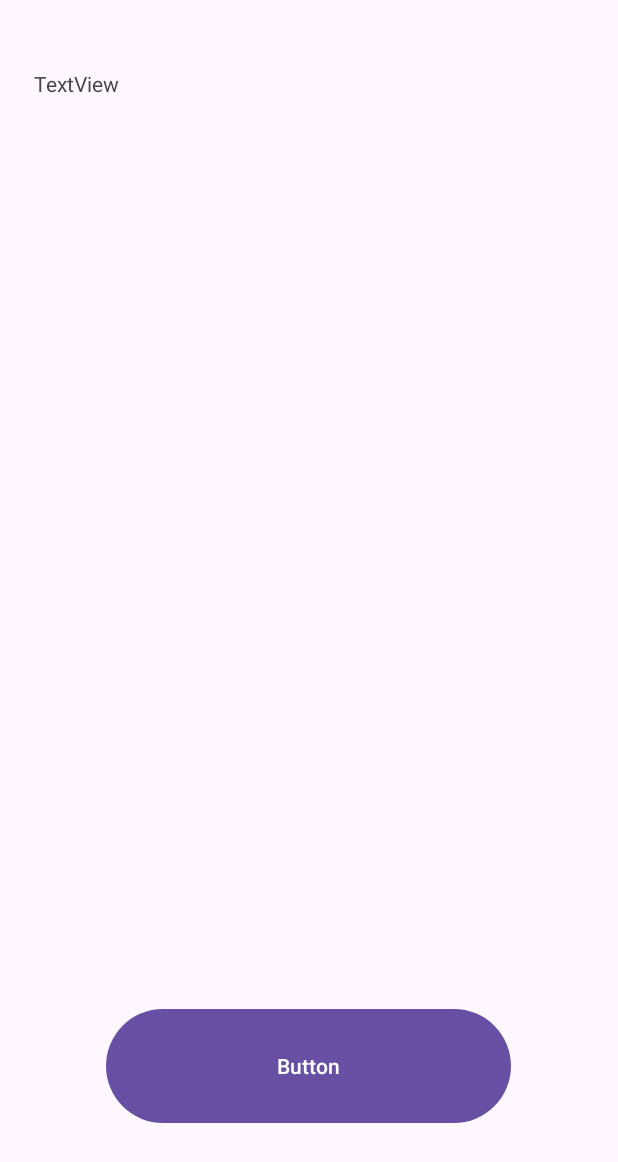
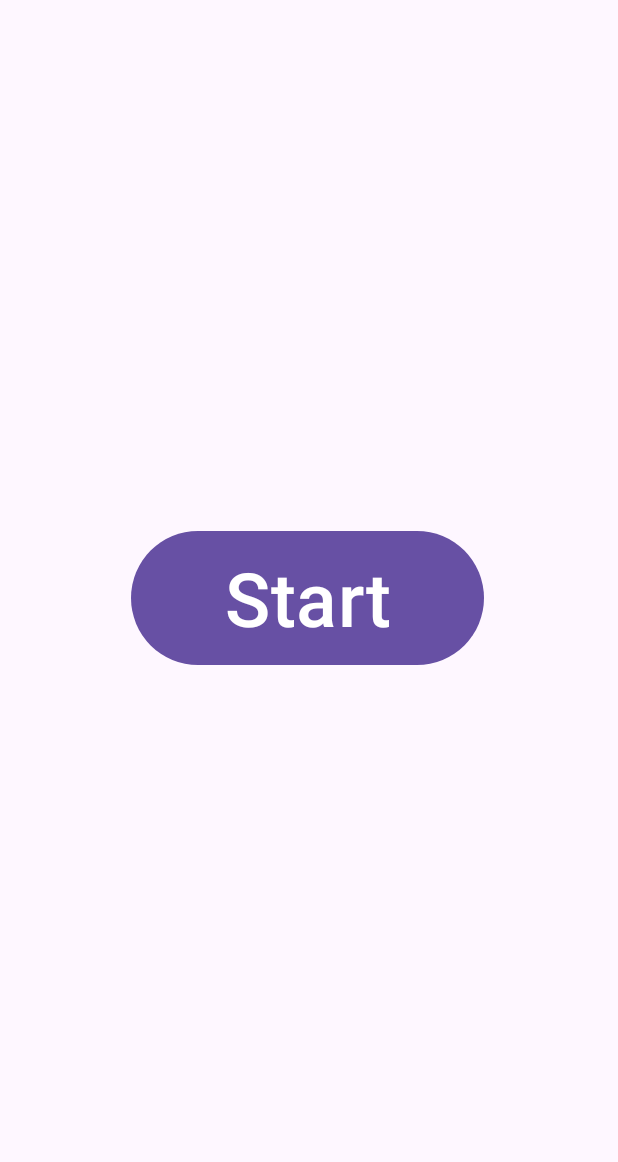
Before and after one commit to SvyteP/TestHitMap, an Android app: the screen it shows after launch (MainActivity), on a phone screen of 412 x 824 dp. Shown: the top 1162 px of the screen. Run offline under Robolectric (Android 15) with nearby library versions, the phone set to English and light mode, and no system bars.

Commit message:
Edit activity_main

```diff
--- a/app/src/main/res/layout/activity_main.xml
+++ b/app/src/main/res/layout/activity_main.xml
@@ -8,26 +8,15 @@
 
     <Button
         android:id="@+id/button"
-        android:layout_width="270dp"
-        android:layout_height="84dp"
-        android:text="Button"
+        android:layout_width="235dp"
+        android:layout_height="97dp"
+        android:text="Start"
+        android:textSize="50dp"
         app:layout_constraintBottom_toBottomOf="parent"
         app:layout_constraintEnd_toEndOf="parent"
         app:layout_constraintHorizontal_bias="0.496"
         app:layout_constraintStart_toStartOf="parent"
         app:layout_constraintTop_toTopOf="parent"
-        app:layout_constraintVertical_bias="0.904" />
-
-    <TextView
-        android:id="@+id/tv"
-        android:layout_width="373dp"
-        android:layout_height="38dp"
-        android:text="TextView"
-        app:layout_constraintBottom_toTopOf="@+id/button"
-        app:layout_constraintEnd_toEndOf="parent"
-        app:layout_constraintHorizontal_bias="0.578"
-        app:layout_constraintStart_toStartOf="parent"
-        app:layout_constraintTop_toTopOf="parent"
-        app:layout_constraintVertical_bias="0.073" />
+        app:layout_constraintVertical_bias="0.482" />
 
 </androidx.constraintlayout.widget.ConstraintLayout>
```
